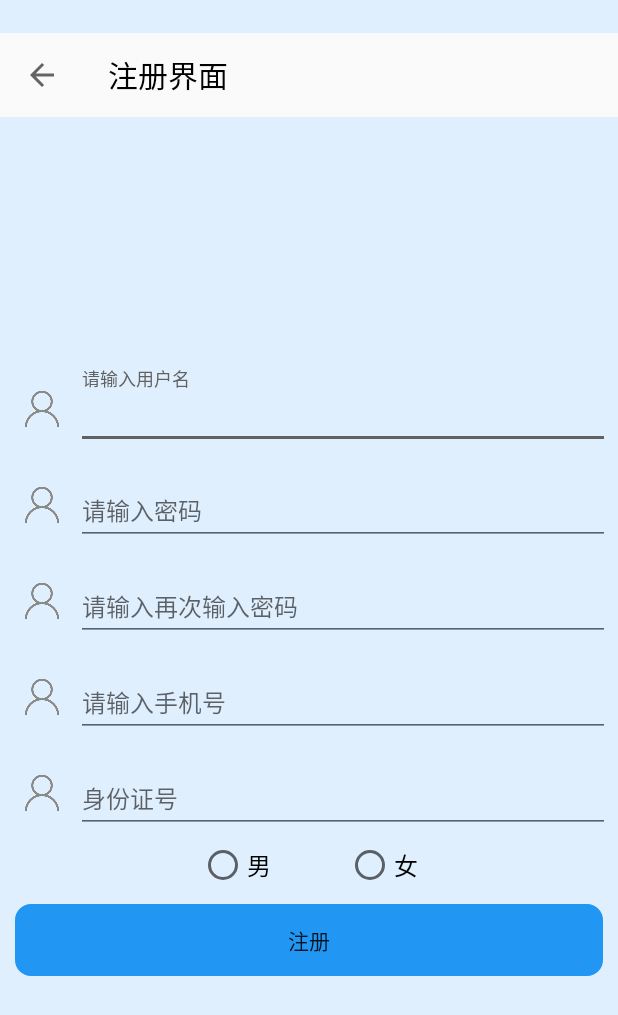
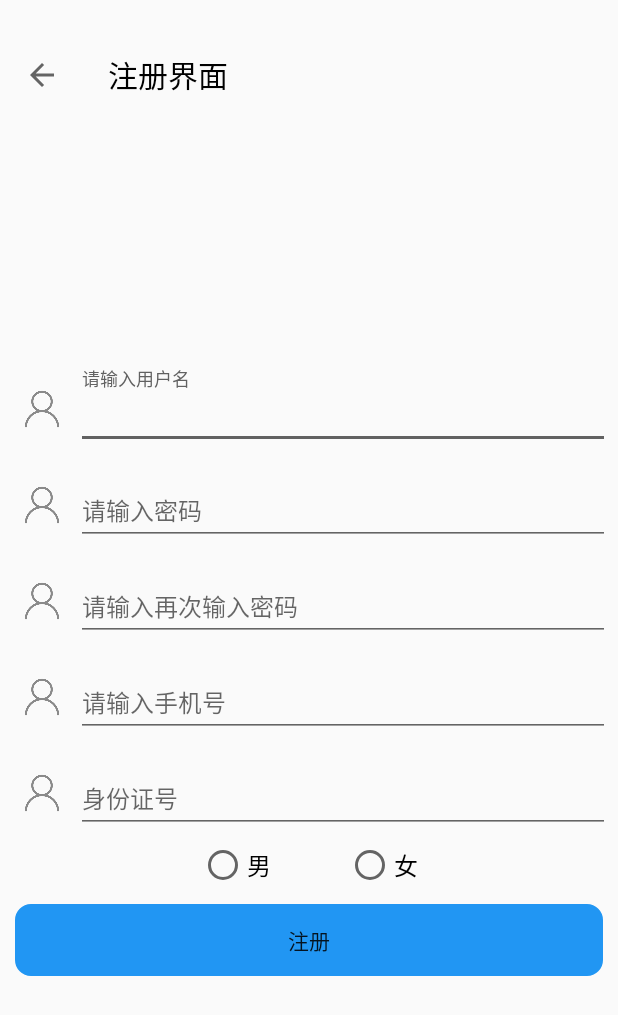
Before and after one commit to luoblackie/IntelligentTransportation, an Android app: the screen it shows after launch (RegActivity), after a tap on "注册", on a phone screen of 412 x 824 dp. Shown: the top 1015 px of the screen. Run offline under Robolectric (Android 15) with nearby library versions, the phone set to English and light mode, and no system bars.

Commit message:
-修改点小bug，优化体验

```diff
--- a/app/src/main/java/com/edu/transportation/intelligenttransportation/Login_Activity.java
+++ b/app/src/main/java/com/edu/transportation/intelligenttransportation/Login_Activity.java
@@ -4,8 +4,11 @@ import android.content.Context;
 import android.content.Intent;
 import android.content.SharedPreferences;
 import android.os.Bundle;
+import android.support.v7.app.ActionBar;
 import android.support.v7.app.AppCompatActivity;
+import android.support.v7.widget.Toolbar;
 import android.util.Log;
+import android.view.MenuItem;
 import android.view.View;
 import android.widget.Button;
 import android.widget.CheckBox;
@@ -32,13 +35,41 @@ public class Login_Activity extends AppCompatActivity implements View.OnClickLis
     private CheckBox save_info;
     private CheckBox auto_login;
 
+    /*toolBar*/
+    private Toolbar toolbar;
+
     @Override
     protected void onCreate(Bundle savedInstanceState) {
         super.onCreate(savedInstanceState);
         setContentView(R.layout.activity_login);
         context = getBaseContext();
         initView();
+
+        /*设置toolBar*/
+        initToolBar();
+
         setAuto_login();
+    }
+
+    private void initToolBar() {
+        setSupportActionBar(toolbar);
+        ActionBar actionBar = getSupportActionBar();
+        if (actionBar != null){
+            actionBar.setHomeButtonEnabled(true);
+            actionBar.setDisplayHomeAsUpEnabled(true);
+        }
+    }
+
+    @Override
+    public boolean onOptionsItemSelected(MenuItem item) {
+
+        switch (item.getItemId()){
+            case android.R.id.home:
+                finish();
+                break;
+        }
+
+        return super.onOptionsItemSelected(item);
     }
 
     public void setAuto_login(){
@@ -48,6 +79,8 @@ public class Login_Activity extends AppCompatActivity implements View.OnClickLis
     }
 
     private void initView() {
+        toolbar = (Toolbar) findViewById(R.id.activityToolBar);
+
         userName = (EditText) findViewById(R.id.userName);
         pwd = (EditText) findViewById(R.id.pwd);
         login_button = (Button) findViewById(R.id.login_button);
--- a/app/src/main/java/com/edu/transportation/intelligenttransportation/MainActivity.java
+++ b/app/src/main/java/com/edu/transportation/intelligenttransportation/MainActivity.java
@@ -283,7 +283,9 @@ public class MainActivity extends AppCompatActivity{
     @Override
     protected void onDestroy() {
         super.onDestroy();
-        keyBackCounterInitHandle.removeCallbacks(keyBackCounterInitRunnable);
+        if (keyBackCounterInitHandle != null){
+            keyBackCounterInitHandle.removeCallbacks(keyBackCounterInitRunnable);
+        }
     }
 
 /*
--- a/app/src/main/java/com/edu/transportation/intelligenttransportation/activity/ActivityNewsDetail.java
+++ b/app/src/main/java/com/edu/transportation/intelligenttransportation/activity/ActivityNewsDetail.java
@@ -5,6 +5,7 @@ import android.graphics.drawable.BitmapDrawable;
 import android.graphics.drawable.Drawable;
 import android.graphics.drawable.LevelListDrawable;
 import android.os.Bundle;
+import android.support.v4.content.ContextCompat;
 import android.support.v7.app.ActionBar;
 import android.support.v7.app.AppCompatActivity;
 import android.support.v7.widget.Toolbar;
@@ -50,6 +51,7 @@ public class ActivityNewsDetail extends AppCompatActivity {
         setContentView(R.layout.ativity_news_details);
 
         toolBar = (Toolbar) findViewById(R.id.ativity_news_details_toolBar);
+        toolBar.setBackgroundColor(0x00000000);
         setSupportActionBar(toolBar);
 
         convertTools = new ConvertTools(this);
@@ -193,6 +195,8 @@ public class ActivityNewsDetail extends AppCompatActivity {
                 break;
         }
 
+        toolBar.setBackgroundColor(ContextCompat.getColor(this, R.color.colorPrimary));
+
         return true;
     }
 }
--- a/app/src/main/res/layout/activity_reg.xml
+++ b/app/src/main/res/layout/activity_reg.xml
@@ -4,7 +4,7 @@
     xmlns:tools="http://schemas.android.com/tools"
     android:layout_width="match_parent"
     android:layout_height="match_parent"
-    android:background="#e0effd"
+    android:background="@color/colorPrimary"
     android:gravity="center"
     android:orientation="vertical"
     tools:context=".RegActivity">
--- a/app/src/main/res/layout/ativity_news_details.xml
+++ b/app/src/main/res/layout/ativity_news_details.xml
@@ -48,7 +48,6 @@
                     android:layout_width="match_parent"
                     android:layout_height="?attr/actionBarSize"
                     android:gravity="left|center_vertical"
-                    android:text="@string/app_name"
                     android:textSize="25sp"
                     />
 
```
Also changed, not shown: app/src/main/res/layout/activity_login.xml (+12 -1 lines).
